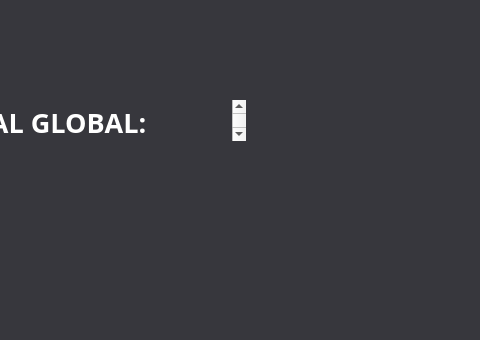
Old version of the form app/frontend/pantalla_historial_global.ui in the repository uRicardoCaballero/Radcomtest; both pictures show x 795 to 1275 and y 0 to 340 of the 1275 by 725 pixel window.
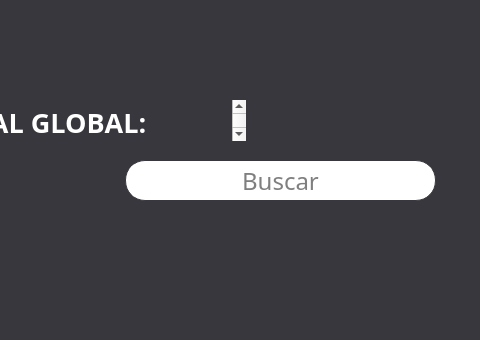
New version of the form. Icons and pictures are not drawn.

What changed in the file:
```diff
--- a/app/frontend/pantalla_historial_global.ui
+++ b/app/frontend/pantalla_historial_global.ui
@@ -144,6 +144,41 @@
     <property name="frameShadow">
      <enum>QFrame::Raised</enum>
     </property>
+        <widget class="QLineEdit" name="lineEdit">
+     <property name="geometry">
+      <rect>
+       <x>280</x>
+       <y>160</y>
+       <width>311</width>
+       <height>41</height>
+      </rect>
+     </property>
+     <property name="font">
+      <font>
+       <family>Montserrat</family>
+       <pointsize>18</pointsize>
+      </font>
+     </property>
+     <property name="layoutDirection">
+      <enum>Qt::LeftToRight</enum>
+     </property>
+     <property name="styleSheet">
+      <string notr="true">QLineEdit{
+	border: 1px solid  #37373d;
+		background: #FFFFFF; 
+		 border-radius: 20px; 
+}</string>
+     </property>
+     <property name="inputMask">
+      <string/>
+     </property>
+     <property name="alignment">
+      <set>Qt::AlignCenter</set>
+     </property>
+     <property name="placeholderText">
+      <string>Buscar</string>
+     </property>
+    </widget>
     <widget class="QTextBrowser" name="InfoPago">
      <property name="geometry">
       <rect>
```
